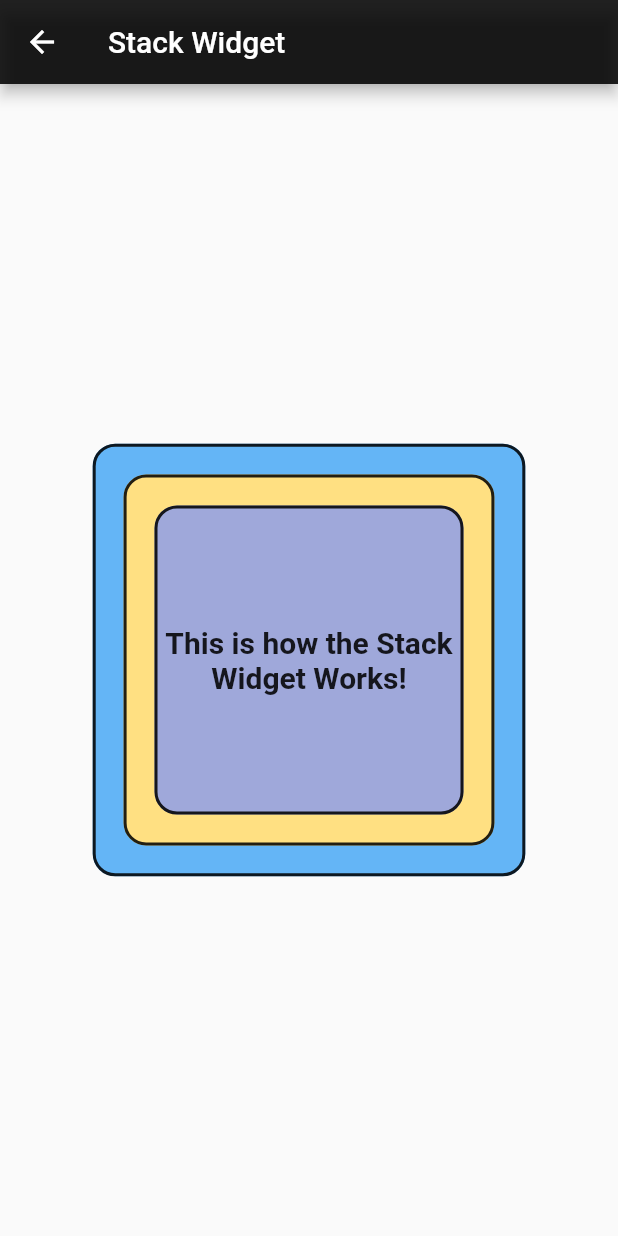
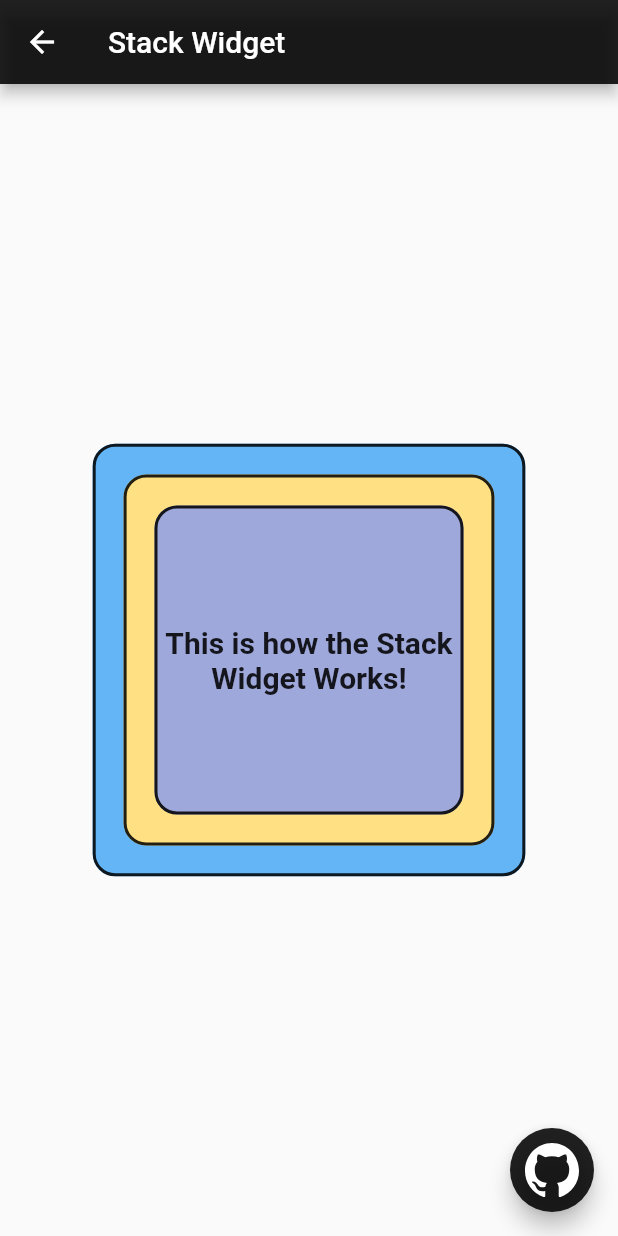
Before and after one commit to Alpha17-2/flutter_widgets, a Flutter app: the Stack_Widget screen opened directly, on a phone screen of 412 x 824 dp. Run offline on Flutter 3.47's test engine with Material 2 defaults, Android fonts, the phone set to English and light mode, and no system bars; our stand-ins replace ionicons; network calls fail.

Commit message:
Link to stack widget added

```diff
--- a/lib/Widgets/Image_Widget.dart
+++ b/lib/Widgets/Image_Widget.dart
@@ -6,7 +6,7 @@ class Image_Widget extends StatelessWidget {
   Widget build(BuildContext context) {
     return Scaffold(
         appBar: AppBar(
-          backgroundColor: Colors.black,
+          backgroundColor: Colors.black87,
           title: Text('Image Widget'),
         ),
         body: Container(
--- a/lib/Widgets/Stack_Widget.dart
+++ b/lib/Widgets/Stack_Widget.dart
@@ -1,4 +1,6 @@
 import 'package:flutter/material.dart';
+import 'package:flutter_widgets/helper/helpingMethods.dart';
+import 'package:ionicons/ionicons.dart';
 import '../helper/DeviceSize.dart';
 
 class Stack_Widget extends StatelessWidget {
@@ -8,6 +10,15 @@ class Stack_Widget extends StatelessWidget {
       appBar: AppBar(
         title: Text('Stack Widget'),
         backgroundColor: Colors.black87,
+      ),
+      floatingActionButton: FloatingActionButton(
+        backgroundColor: Colors.black87,
+        child: Icon(
+          Ionicons.logo_github,
+          size: displayWidth(context) * 0.1,
+        ),
+        onPressed: () => redirectToCode(
+            'https://github.com/Alpha17-2/flutter_widgets/blob/master/lib/Widgets/Stack_Widget.dart'),
       ),
       body: Container(
         height: displayHeight(context),
```
